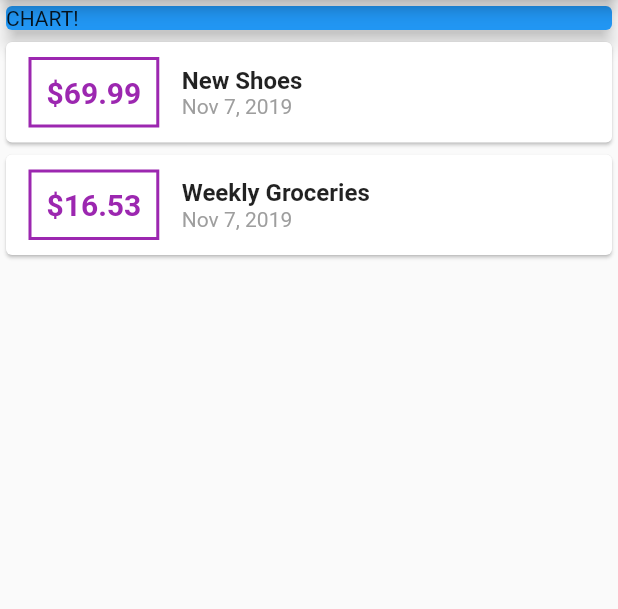
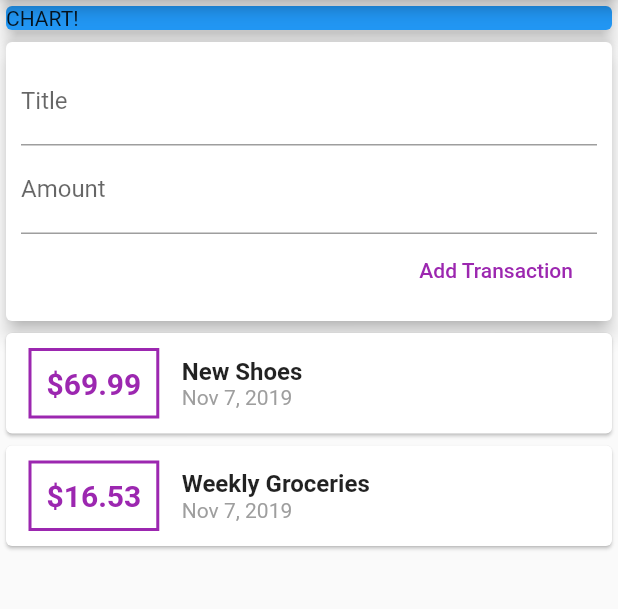
Before and after one commit to AhmedMostafaElbasha/Personal-Expenses-App, a Flutter app: the screen it shows after launch, on a phone screen of 412 x 824 dp, the part 84-693 px from its top. Run offline on Flutter 3.47's test engine with Material 2 defaults, Android fonts, the phone set to English and light mode, and no system bars.

Commit message:
Added code to store transation temporary and display  it

```diff
--- a/personal_expenses_app/lib/main.dart
+++ b/personal_expenses_app/lib/main.dart
@@ -1,7 +1,5 @@
 import 'package:flutter/material.dart';
-import 'package:intl/intl.dart';
-
-import './transaction.dart';
+import './widgets/user_transactions.dart';
 
 void main() => runApp(MyApp());
 
@@ -17,20 +15,11 @@ class MyApp extends StatelessWidget {
 }
 
 class MyHomePage extends StatelessWidget {
-  final List<Transaction> transactions = [
-    Transaction(
-      id: "t1",
-      title: "New Shoes",
-      amount: 69.99,
-      date: DateTime.now(),
-    ),
-    Transaction(
-      id: "t2",
-      title: "Weekly Groceries",
-      amount: 16.53,
-      date: DateTime.now(),
-    ),
-  ];
+  // String titleInput;
+  // String amountInput;
+
+  final titleController = TextEditingController();
+  final amountController = TextEditingController();
 
   @override
   Widget build(BuildContext context) {
@@ -53,57 +42,7 @@ class MyHomePage extends StatelessWidget {
               elevation: 5,
             ),
           ),
-
-          Column(
-            children: transactions.map(
-              (transaction) {
-                return Card(
-                  child: Row(
-                    mainAxisAlignment: MainAxisAlignment.start,
-                    children: <Widget>[
-                      Container(
-                        margin: EdgeInsets.symmetric(
-                          vertical: 10,
-                          horizontal: 15,
-                        ),
-                        decoration: BoxDecoration(
-                            border: Border.all(
-                          color: Colors.purple,
-                          width: 2,
-                        )),
-                        padding: EdgeInsets.all(10),
-                        child: Text(
-                          '\$${transaction.amount}',
-                          style: TextStyle(
-                              fontWeight: FontWeight.bold,
-                              fontSize: 20,
-                              color: Colors.purple),
-                        ),
-                      ),
-                      Column(
-                        crossAxisAlignment: CrossAxisAlignment.start,
-                        children: <Widget>[
-                          Text(
-                            transaction.title,
-                            style: TextStyle(
-                              fontWeight: FontWeight.bold,
-                              fontSize: 16,
-                            ),
-                          ),
-                          Text(
-                            DateFormat.yMMMd().format(transaction.date),
-                            style: TextStyle(
-                              color: Colors.grey,
-                            ),
-                          ),
-                        ],
-                      )
-                    ],
-                  ),
-                );
-              },
-            ).toList(),
-          ),
+          UserTransactions(),
         ],
       ),
     );
--- /dev/null
+++ b/personal_expenses_app/lib/widgets/new_transaction.dart
@@ -0,0 +1,51 @@
+import 'package:flutter/material.dart';
+import 'package:personal_expenses_app/widgets/user_transactions.dart';
+
+class NewTransaction extends StatelessWidget {
+  final titleController = TextEditingController();
+  final amountController = TextEditingController();
+  final Function addNewTransactionHandler;
+
+  NewTransaction({@required this.addNewTransactionHandler});
+
+  @override
+  Widget build(BuildContext context) {
+    return Card(
+      elevation: 5,
+      child: Container(
+        padding: EdgeInsets.all(10),
+        child: Column(
+          crossAxisAlignment: CrossAxisAlignment.end,
+          children: <Widget>[
+            TextField(
+              decoration: InputDecoration(
+                labelText: 'Title',
+              ),
+              // onChanged: (value) {
+              //   titleInput = value;
+              // },
+              controller: titleController,
+            ),
+            TextField(
+              decoration: InputDecoration(
+                labelText: 'Amount',
+              ),
+              // onChanged: (value) => amountInput = value,
+              controller: amountController,
+            ),
+            FlatButton(
+              child: Text('Add Transaction'),
+              onPressed: () {
+                addNewTransactionHandler(
+                  title: titleController.text,
+                  amount: double.parse(amountController.text),
+                );
+              },
+              textColor: Colors.purple,
+            ),
+          ],
+        ),
+      ),
+    );
+  }
+}
--- /dev/null
+++ b/personal_expenses_app/lib/widgets/transaction_list.dart
@@ -0,0 +1,63 @@
+import 'package:flutter/material.dart';
+import 'package:intl/intl.dart';
+import '../models/transaction.dart';
+
+class TransactionList extends StatelessWidget {
+  final List<Transaction> userTransctions;
+
+  TransactionList({@required this.userTransctions});
+
+  @override
+  Widget build(BuildContext context) {
+    return Column(
+      children: userTransctions.map(
+        (transaction) {
+          return Card(
+            child: Row(
+              mainAxisAlignment: MainAxisAlignment.start,
+              children: <Widget>[
+                Container(
+                  margin: EdgeInsets.symmetric(
+                    vertical: 10,
+                    horizontal: 15,
+                  ),
+                  decoration: BoxDecoration(
+                      border: Border.all(
+                    color: Colors.purple,
+                    width: 2,
+                  )),
+                  padding: EdgeInsets.all(10),
+                  child: Text(
+                    '\$${transaction.amount}',
+                    style: TextStyle(
+                        fontWeight: FontWeight.bold,
+                        fontSize: 20,
+                        color: Colors.purple),
+                  ),
+                ),
+                Column(
+                  crossAxisAlignment: CrossAxisAlignment.start,
+                  children: <Widget>[
+                    Text(
+                      transaction.title,
+                      style: TextStyle(
+                        fontWeight: FontWeight.bold,
+                        fontSize: 16,
+                      ),
+                    ),
+                    Text(
+                      DateFormat.yMMMd().format(transaction.date),
+                      style: TextStyle(
+                        color: Colors.grey,
+                      ),
+                    ),
+                  ],
+                )
+              ],
+            ),
+          );
+        },
+      ).toList(),
+    );
+  }
+}
--- /dev/null
+++ b/personal_expenses_app/lib/widgets/user_transactions.dart
@@ -0,0 +1,51 @@
+import 'package:flutter/material.dart';
+
+import './new_transaction.dart';
+import './transaction_list.dart';
+import '../models/transaction.dart';
+
+class UserTransactions extends StatefulWidget {
+  @override
+  _UserTransactionsState createState() => _UserTransactionsState();
+}
+
+class _UserTransactionsState extends State<UserTransactions> {
+  final List<Transaction> _userTransactions = [
+    Transaction(
+      id: "t1",
+      title: "New Shoes",
+      amount: 69.99,
+      date: DateTime.now(),
+    ),
+    Transaction(
+      id: "t2",
+      title: "Weekly Groceries",
+      amount: 16.53,
+      date: DateTime.now(),
+    ),
+  ];
+
+  void _addNewTransaction({@required String title, @required double amount}) {
+    final newTransaction = Transaction(
+      title: title,
+      amount: amount,
+      date: DateTime.now(),
+      id: DateTime.now().toString(),
+    );
+    setState(() {
+     _userTransactions.add(newTransaction);
+    });
+  }
+
+  @override
+  Widget build(BuildContext context) {
+    return Column(
+      children: <Widget>[
+        NewTransaction(addNewTransactionHandler: _addNewTransaction,),
+        TransactionList(
+          userTransctions: _userTransactions,
+        ),
+      ],
+    );
+  }
+}
```
Also changed, not shown: personal_expenses_app/lib/models/transaction.dart (renamed from personal_expenses_app/lib/transaction.dart).
